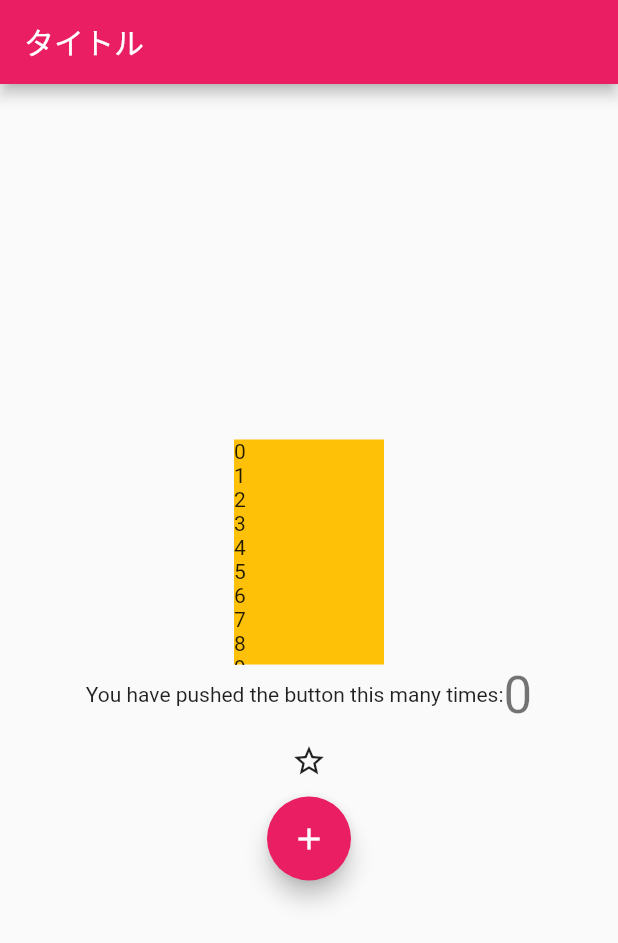
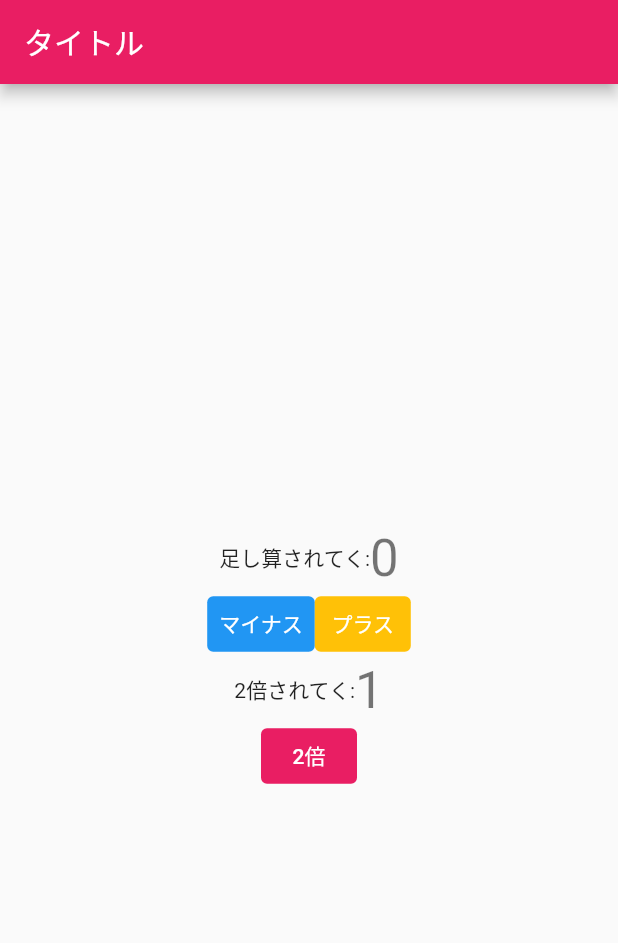
Before and after one commit to mixigroup/2022BeginnerTrainingFlutter, a Flutter app: the screen it shows after launch, on a phone screen of 412 x 824 dp. Shown: the top 943 px of the screen. Run offline on Flutter 3.47's test engine with Material 2 defaults, Android fonts, the phone set to English and light mode, and no system bars.

Commit message:
Try: 2倍になってくボタンを追加しよう！

```diff
--- a/lib/my_home_page2.dart
+++ b/lib/my_home_page2.dart
@@ -9,29 +9,8 @@ class MyHomePage2 extends StatelessWidget {
       appBar: AppBar(
         title: const Text("タイトル"),
       ),
-      body: Center(
-        child: Column(
-          mainAxisSize: MainAxisSize.min,
-          children: [
-            // 高さとか幅を指定できる widget
-            SizedBox(
-              height: 150,
-              width: 100,
-              // 与えられた範囲に色を付ける widget
-              child: ColoredBox(
-                color: Colors.amber,
-                child: ListView.builder(
-                  itemCount: 30,
-                  itemBuilder: (context, index) {
-                    debugPrint("ListView の中");
-                    return Text(index.toString());
-                  },
-                ),
-              ),
-            ),
-            const Count(),
-          ],
-        ),
+      body: const Center(
+        child: Count(),
       ),
     );
   }
@@ -46,6 +25,7 @@ class Count extends StatefulWidget {
 
 class _CountState extends State<Count> {
   int _counter = 0;
+  int _counter2 = 1;
 
   void _incrementCounter() {
     setState(() {
@@ -59,6 +39,12 @@ class _CountState extends State<Count> {
     });
   }
 
+  void _twice() {
+    setState(() {
+      _counter2 = _counter2 * 2;
+    });
+  }
+
   @override
   Widget build(BuildContext context) {
     return Column(
@@ -68,7 +54,7 @@ class _CountState extends State<Count> {
           mainAxisAlignment: MainAxisAlignment.center,
           children: <Widget>[
             const Text(
-              'You have pushed the button this many times:',
+              '足し算されてく:',
             ),
             Text(
               '$_counter',
@@ -76,16 +62,59 @@ class _CountState extends State<Count> {
             ),
           ],
         ),
-        IconButton(
+        Row(
+          mainAxisSize: MainAxisSize.min,
+          children: [
+            TextButton(
+              onPressed: () {
+                _discrementCounter();
+              },
+              child: const Text(
+                "マイナス",
+                style: TextStyle(color: Colors.white),
+              ),
+              style: ButtonStyle(
+                backgroundColor: MaterialStateProperty.all(Colors.blue),
+              ),
+            ),
+            TextButton(
+              onPressed: () {
+                _incrementCounter();
+              },
+              child: const Text(
+                "プラス",
+                style: TextStyle(color: Colors.white),
+              ),
+              style: ButtonStyle(
+                backgroundColor: MaterialStateProperty.all(Colors.amber),
+              ),
+            ),
+          ],
+        ),
+        Row(
+          mainAxisAlignment: MainAxisAlignment.center,
+          children: <Widget>[
+            const Text(
+              '2倍されてく:',
+            ),
+            Text(
+              '$_counter2',
+              style: Theme.of(context).textTheme.headline4,
+            ),
+          ],
+        ),
+        TextButton(
           onPressed: () {
-            _discrementCounter();
+            _twice();
           },
-          icon: const Icon(Icons.star_border),
+          child: const Text(
+            "2倍",
+            style: TextStyle(color: Colors.white),
+          ),
+          style: ButtonStyle(
+            backgroundColor: MaterialStateProperty.all(Colors.pink),
+          ),
         ),
-        FloatingActionButton(
-          onPressed: _incrementCounter,
-          child: const Icon(Icons.add),
-        )
       ],
     );
   }
```
